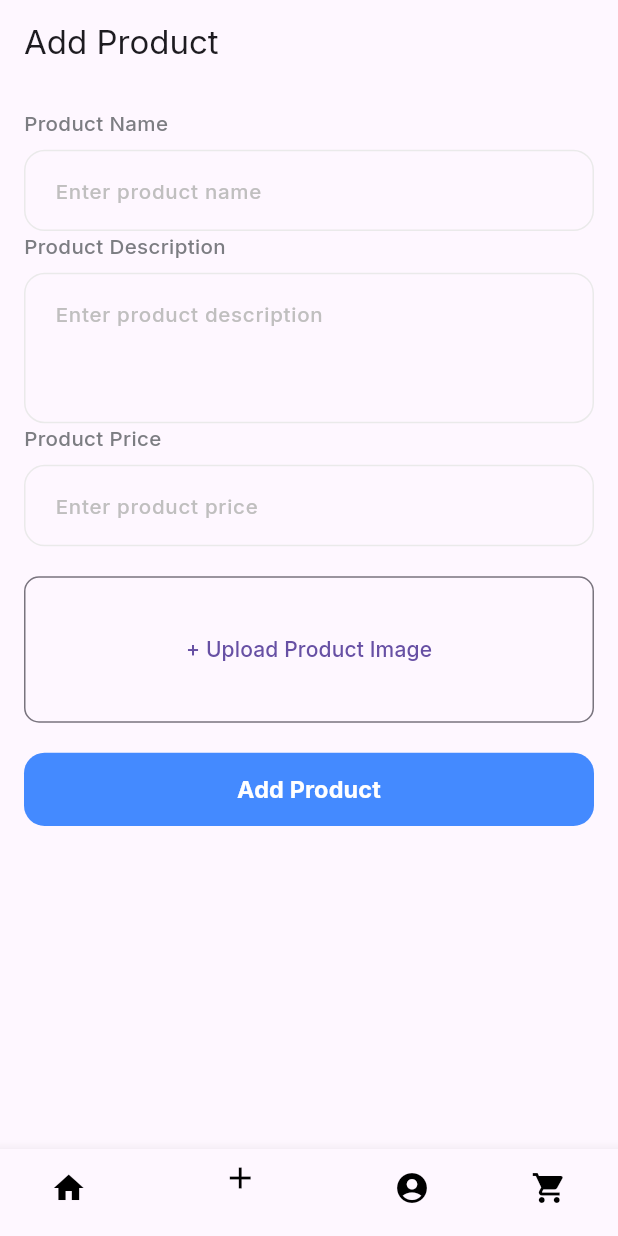
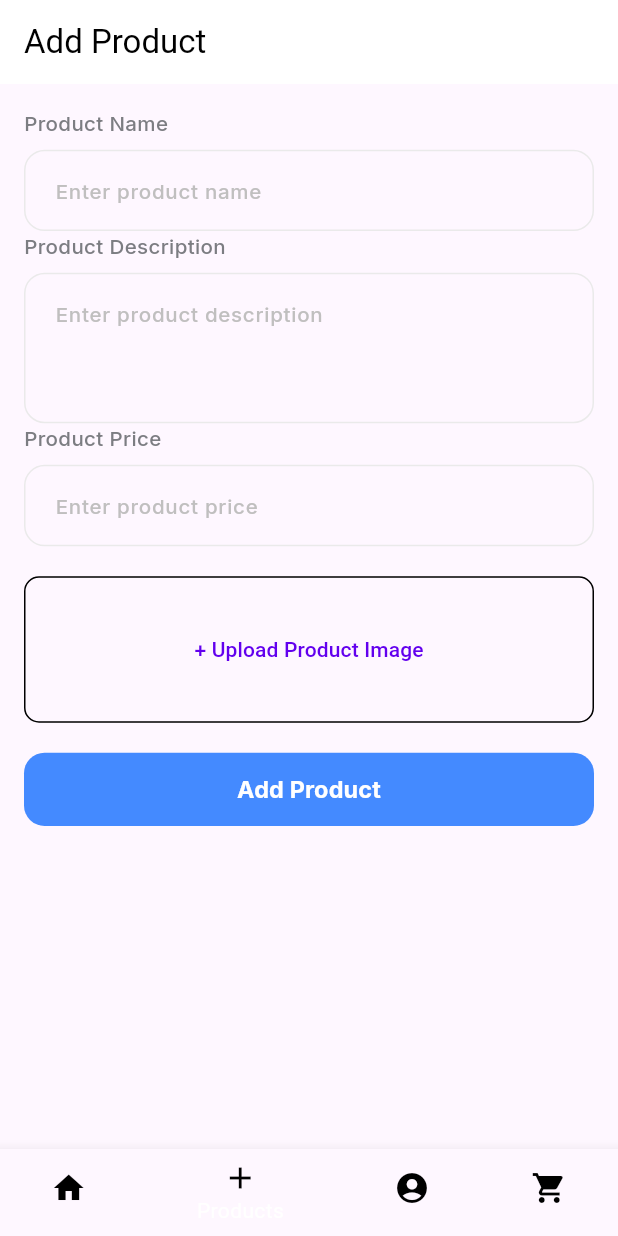
Before and after one commit to demon1020/ecommerce, a Flutter app: the screen it shows after launch, item 2 of the bottom bar chosen, on a phone screen of 412 x 824 dp. Run offline on Flutter 3.47's test engine with Material 3 defaults, Android fonts, the phone set to English and light mode, and no system bars; our stand-ins replace another_flushbar, cached_network_image, connectivity_plus, dartz, device_info_plus, dio and 23 more; missing offline and left inert: razorpay_flutter; accounts and stored records are empty; network calls fail.

Commit message:
Theme added

```diff
--- a/lib/app/view/app.dart
+++ b/lib/app/view/app.dart
@@ -17,10 +17,10 @@ class App extends StatelessWidget {
             debugShowCheckedModeBanner: false,
             routerConfig: routes.router,
             themeMode: ThemeMode.light,
-            theme: ThemeData(
+            theme: Theme.of(context).copyWith(
               useMaterial3: true,
-              fontFamily: GoogleFonts.inter().fontFamily,
-              // textTheme: GoogleFonts.poppins(),
+              primaryColor: AppColor.primary,
+              colorScheme: ColorScheme.light(onPrimary: AppColor.primary),
             ),
           ),
         );
```
